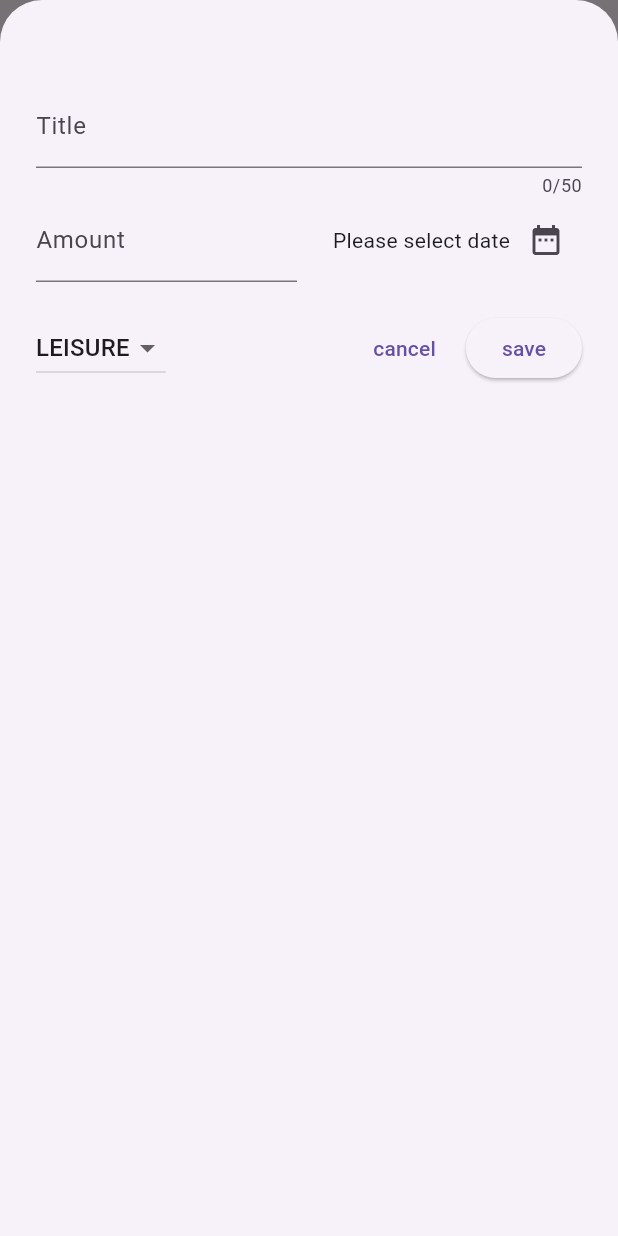
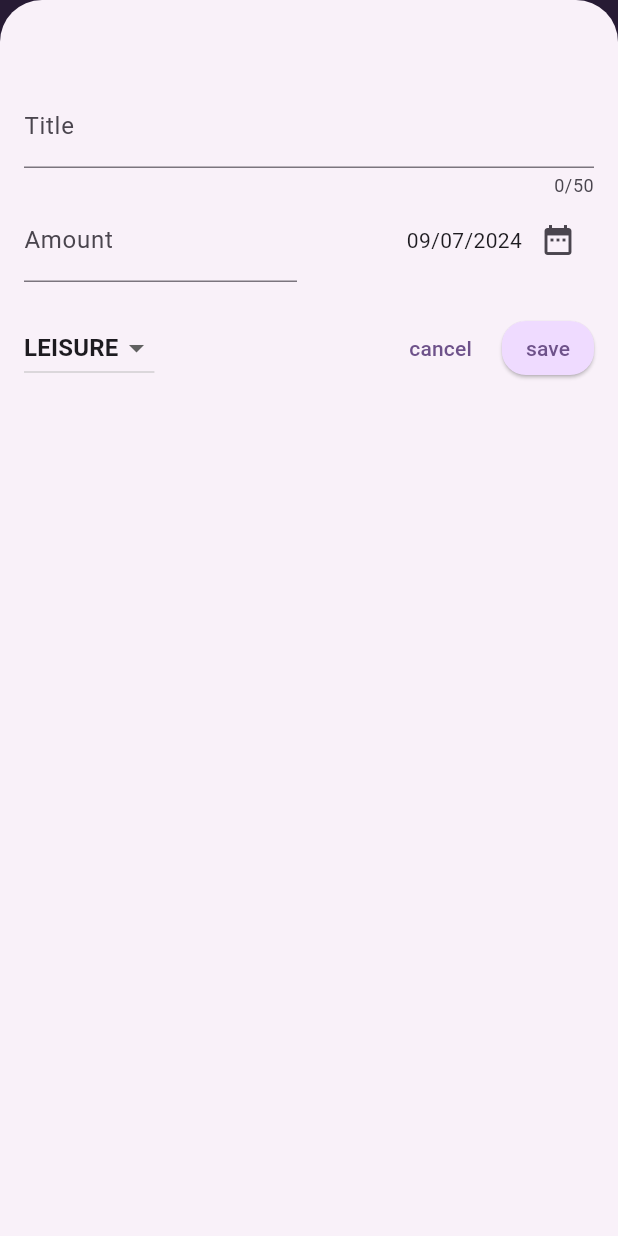
Before and after one commit to shino369/flutter-starter-pack, a Flutter app: the screen it shows after launch, after a tap on the "add" icon, on a phone screen of 412 x 824 dp. Run offline on Flutter 3.47's test engine with Material 3 defaults, Android fonts, the phone set to English and light mode, and no system bars; our stand-ins replace google_fonts.

Commit message:
feat: added all major features

```diff
--- /dev/null
+++ b/expense_tracker/lib/Widgets/chart/chart.dart
@@ -0,0 +1,95 @@
+import 'package:expense_tracker/model/expense.dart';
+import 'package:expense_tracker/widgets/chart/chart_bar.dart';
+import 'package:flutter/material.dart';
+
+
+class Chart extends StatelessWidget {
+  const Chart({super.key, required this.expenses});
+
+  final List<Expense> expenses;
+
+  List<ExpenseBucket> get buckets {
+    return [
+      ExpenseBucket.forCategory(expenses, Category.food),
+      ExpenseBucket.forCategory(expenses, Category.leisure),
+      ExpenseBucket.forCategory(expenses, Category.travel),
+      ExpenseBucket.forCategory(expenses, Category.work),
+    ];
+  }
+
+  double get maxTotalExpense {
+    double maxTotalExpense = 0;
+
+    for (final bucket in buckets) {
+      if (bucket.totalExpenses > maxTotalExpense) {
+        maxTotalExpense = bucket.totalExpenses;
+      }
+    }
+
+    return maxTotalExpense;
+  }
+
+  @override
+  Widget build(BuildContext context) {
+    final isDarkMode =
+        MediaQuery.of(context).platformBrightness == Brightness.dark;
+    return Container(
+      margin: const EdgeInsets.symmetric(horizontal: 8, vertical: 16),
+      padding: const EdgeInsets.symmetric(
+        vertical: 16,
+        horizontal: 8,
+      ),
+      width: double.infinity,
+      height: 180,
+      decoration: BoxDecoration(
+        borderRadius: BorderRadius.circular(8),
+        gradient: LinearGradient(
+          colors: [
+            Theme.of(context).colorScheme.primary.withOpacity(0.3),
+            Theme.of(context).colorScheme.primary.withOpacity(0.0)
+          ],
+          begin: Alignment.bottomCenter,
+          end: Alignment.topCenter,
+        ),
+      ),
+      child: Column(
+        children: [
+          Expanded(
+            child: Row(
+              crossAxisAlignment: CrossAxisAlignment.end,
+              children: [
+                for (final bucket in buckets) // alternative to map()
+                  ChartBar(
+                    fill: bucket.totalExpenses == 0
+                        ? 0
+                        : bucket.totalExpenses / maxTotalExpense,
+                  )
+              ],
+            ),
+          ),
+          const SizedBox(height: 12),
+          Row(
+            children: buckets
+                .map(
+                  (bucket) => Expanded(
+                    child: Padding(
+                      padding: const EdgeInsets.symmetric(horizontal: 4),
+                      child: Icon(
+                        categoryIcons[bucket.category],
+                        color: isDarkMode
+                            ? Theme.of(context).colorScheme.secondary
+                            : Theme.of(context)
+                                .colorScheme
+                                .primary
+                                .withOpacity(0.7),
+                      ),
+                    ),
+                  ),
+                )
+                .toList(),
+          )
+        ],
+      ),
+    );
+  }
+}
--- /dev/null
+++ b/expense_tracker/lib/Widgets/chart/chart_bar.dart
@@ -0,0 +1,35 @@
+import 'package:flutter/material.dart';
+
+class ChartBar extends StatelessWidget {
+  const ChartBar({
+    super.key,
+    required this.fill,
+  });
+
+  final double fill;
+
+  @override
+  Widget build(BuildContext context) {
+    final isDarkMode =
+        MediaQuery.of(context).platformBrightness == Brightness.dark;
+    return Expanded(
+      child: Padding(
+        padding: const EdgeInsets.symmetric(horizontal: 4),
+        child: FractionallySizedBox(
+          heightFactor: fill,
+          widthFactor: 0.75,
+          child: DecoratedBox(
+            decoration: BoxDecoration(
+              shape: BoxShape.rectangle,
+              borderRadius:
+                  const BorderRadius.vertical(top: Radius.circular(8)),
+              color: isDarkMode
+                  ? Theme.of(context).colorScheme.secondary
+                  : Theme.of(context).colorScheme.primary.withOpacity(0.65),
+            ),
+          ),
+        ),
+      ),
+    );
+  }
+}
--- a/expense_tracker/lib/Widgets/expense_list/expense_item.dart
+++ b/expense_tracker/lib/Widgets/expense_list/expense_item.dart
@@ -11,12 +11,16 @@ class ExpenseItem extends StatelessWidget {
     return Card(
       child: Padding(
         padding: const EdgeInsets.symmetric(
-          horizontal: 20,
+          horizontal: 16,
           vertical: 16,
         ),
         child: Column(
+          crossAxisAlignment: CrossAxisAlignment.start,
           children: [
-            Text(expense.title),
+            Text(
+              expense.title,
+              style: Theme.of(context).textTheme.titleMedium,
+            ),
             const SizedBox(
               height: 10,
             ),
--- a/expense_tracker/lib/Widgets/expense_list/expenses_list.dart
+++ b/expense_tracker/lib/Widgets/expense_list/expenses_list.dart
@@ -3,15 +3,48 @@ import 'package:expense_tracker/model/expense.dart';
 import 'package:flutter/material.dart';
 
 class ExpensesList extends StatelessWidget {
-  const ExpensesList({super.key, required this.expenses});
+  const ExpensesList(
+      {super.key, required this.expenses, required this.onDismissed});
 
   final List<Expense> expenses;
+  final void Function(Expense expense) onDismissed;
 
   @override
   Widget build(BuildContext context) {
     return ListView.builder(
       itemCount: expenses.length,
-      itemBuilder: (context, index) => ExpenseItem(expense: expenses[index]),
+      itemBuilder: (context, index) => Dismissible(
+          background: Card(
+            color: Theme.of(context).colorScheme.error.withOpacity(0.8),
+            child: const Padding(
+              padding: EdgeInsets.symmetric(horizontal: 8, vertical: 4),
+              child: Row(
+                children: [
+                  RotatedBox(
+                    quarterTurns: 135,
+                    child: Text(
+                      'DELETE',
+                      style: TextStyle(color: Colors.white),
+                    ),
+                  ),
+                  Spacer(),
+                  RotatedBox(
+                    quarterTurns: 45,
+                    child: Text(
+                      'DELETE',
+                      style: TextStyle(color: Colors.white),
+                    ),
+                  ),
+                ],
+              ),
+            ),
+          ),
+          key: ValueKey(expenses[index]),
+          onDismissed: (direction) {
+            onDismissed(expenses[index]);
+          },
+          child: ExpenseItem(expense: expenses[index]),
+          ),
     );
   }
 }
--- a/expense_tracker/lib/Widgets/expenses.dart
+++ b/expense_tracker/lib/Widgets/expenses.dart
@@ -1,3 +1,4 @@
+import 'package:expense_tracker/Widgets/chart/chart.dart';
 import 'package:expense_tracker/Widgets/expense_list/expenses_list.dart';
 import 'package:expense_tracker/Widgets/new_expense.dart';
 import 'package:flutter/material.dart';
@@ -29,16 +30,54 @@ class _ExpensesState extends State<Expenses> {
     )
   ];
 
+  void _onAddNewExpense(Expense expense) {
+    setState(() {
+      _registeredExpense.add(expense);
+    });
+  }
+
   void _onAddPressed() {
     showModalBottomSheet(
       context: context,
       isScrollControlled: true,
-      builder: (ctx) => const NewExpense(),
+      builder: (ctx) => NewExpense(onAddExpense: _onAddNewExpense),
     );
+  }
+
+  void _onRemoveExpense(Expense expense) {
+    final expenseIndex = _registeredExpense.indexOf(expense);
+
+    setState(() {
+      _registeredExpense.remove(expense);
+    });
+
+    ScaffoldMessenger.of(context).clearSnackBars();
+    ScaffoldMessenger.of(context).showSnackBar(SnackBar(
+      duration: const Duration(
+        seconds: 5,
+      ),
+      content: const Text('Expense deleted'),
+      action: SnackBarAction(
+          label: 'Undo',
+          onPressed: () {
+            setState(() {
+              _registeredExpense.insert(expenseIndex, expense);
+            });
+          }),
+    ));
   }
 
   @override
   Widget build(BuildContext context) {
+    Widget mainContent = _registeredExpense.isNotEmpty
+        ? ExpensesList(
+            expenses: _registeredExpense,
+            onDismissed: _onRemoveExpense,
+          )
+        : const Center(
+            child: Text('No expenses found.'),
+          );
+
     return Scaffold(
       appBar: AppBar(
         title: const Text('Expense Tracker'),
@@ -48,10 +87,8 @@ class _ExpensesState extends State<Expenses> {
       ),
       body: Column(
         children: [
-          const Text('Expense chart'),
-          Expanded(
-            child: ExpensesList(expenses: _registeredExpense),
-          )
+          Chart(expenses: _registeredExpense),
+          Expanded(child: mainContent),
         ],
       ),
     );
--- a/expense_tracker/lib/Widgets/new_expense.dart
+++ b/expense_tracker/lib/Widgets/new_expense.dart
@@ -1,10 +1,13 @@
 import 'package:expense_tracker/model/expense.dart';
 import 'package:flutter/material.dart';
+import 'package:flutter/services.dart';
 
-const double bottomSheetPadding = 24;
+const double bottomSheetPadding = 16;
 
 class NewExpense extends StatefulWidget {
-  const NewExpense({super.key});
+  const NewExpense({super.key, required this.onAddExpense});
+
+  final void Function(Expense expense) onAddExpense;
 
   @override
   State<NewExpense> createState() {
@@ -15,14 +18,14 @@ class NewExpense extends StatefulWidget {
 class _NewExpenseState extends State<NewExpense> {
   final _titleController = TextEditingController();
   final _amountController = TextEditingController();
-  DateTime? _selectedDate;
+  DateTime? _selectedDate = DateTime.now();
   Category? _selectedCategory = Category.leisure;
 
   // void onTitleChange(String value) {
   //   print(value);
   // }
 
-  Future<void> onCalendarPressed() async {
+  Future<void> _onCalendarPressed() async {
     final now = DateTime.now();
     final selected = await showDatePicker(
       context: context,
@@ -40,7 +43,7 @@ class _NewExpenseState extends State<NewExpense> {
     });
   }
 
-  void onCategoryChanged(Category? value) {
+  void _onCategoryChanged(Category? value) {
     if (value == null) {
       return;
     }
@@ -48,6 +51,42 @@ class _NewExpenseState extends State<NewExpense> {
     setState(() {
       _selectedCategory = value;
     });
+  }
+
+  void _onSubmit() {
+    final text = _titleController.text.trim();
+    final amount = double.tryParse(_amountController.text);
+    print('amount: $amount');
+    final isAmountValid = amount != null && amount > 0;
+    if (text.isEmpty || !isAmountValid || _selectedDate == null) {
+      // show error
+      showDialog(
+        context: context,
+        builder: (ctx) => AlertDialog(
+          title: const Text('Invalid Input'),
+          content: const Text(
+              'Please make sure a valid amount, date and category was entered.'),
+          actions: [
+            TextButton(
+              onPressed: () {
+                Navigator.pop(context);
+              },
+              child: const Text('OK'),
+            )
+          ],
+        ),
+      );
+
+      return;
+    }
+
+    widget.onAddExpense(Expense(
+      title: _titleController.text.trim(),
+      amount: amount,
+      date: _selectedDate!,
+      category: _selectedCategory!,
+    ));
+    Navigator.pop(context);
   }
 
   @override
@@ -62,6 +101,7 @@ class _NewExpenseState extends State<NewExpense> {
     final String formattedDate = _selectedDate == null
         ? 'Please select date'
         : formatter.format(_selectedDate!);
+
     return Padding(
       padding:
           // const EdgeInsets.all(16),
@@ -89,9 +129,12 @@ class _NewExpenseState extends State<NewExpense> {
                   controller: _amountController,
                   keyboardType: TextInputType.number,
                   decoration: const InputDecoration(
-                    prefixText: '\$ ',
+                    prefixText: '¥',
                     label: Text('Amount'),
                   ),
+                  inputFormatters: [
+                    FilteringTextInputFormatter.allow(RegExp(r"[0-9.]"))
+                  ],
                 ),
               ),
               const SizedBox(
@@ -104,7 +147,7 @@ class _NewExpenseState extends State<NewExpense> {
                   children: [
                     Text(formattedDate),
                     IconButton(
-                      onPressed: onCalendarPressed,
+                      onPressed: _onCalendarPressed,
                       icon: const Icon(Icons.date_range),
                     )
                   ],
@@ -129,7 +172,7 @@ class _NewExpenseState extends State<NewExpense> {
                       ),
                     )
                     .toList(),
-                onChanged: onCategoryChanged,
+                onChanged: _onCategoryChanged,
               ),
               const Spacer(),
               TextButton(
@@ -142,9 +185,7 @@ class _NewExpenseState extends State<NewExpense> {
                 width: 8,
               ),
               ElevatedButton(
-                onPressed: () {
-                  // print(_titleController.text);
-                },
+                onPressed: _onSubmit,
                 child: const Text('save'),
               ),
             ],
--- a/expense_tracker/lib/main.dart
+++ b/expense_tracker/lib/main.dart
@@ -1,10 +1,73 @@
 import 'package:flutter/material.dart';
 import 'package:expense_tracker/Widgets/expenses.dart';
+
+var kColorScheme = ColorScheme.fromSeed(
+  seedColor: const Color.fromARGB(108, 187, 137, 240),
+);
+
+var kDarkColorScheme = ColorScheme.fromSeed(
+  brightness: Brightness.dark,
+  seedColor: const Color.fromARGB(159, 255, 215, 94),
+);
 
 void main() {
   runApp(
     MaterialApp(
-      theme: ThemeData(useMaterial3: true),
+      darkTheme: ThemeData.dark().copyWith(
+        colorScheme: kDarkColorScheme,
+        elevatedButtonTheme: ElevatedButtonThemeData(
+          style: ElevatedButton.styleFrom(
+            backgroundColor: kDarkColorScheme.primaryContainer,
+            foregroundColor: kDarkColorScheme.onPrimaryContainer,
+            minimumSize: Size.zero,
+            shape: const RoundedRectangleBorder(
+              borderRadius: BorderRadius.all(
+                Radius.circular(16),
+              ),
+            ),
+            padding: const EdgeInsets.symmetric(
+              horizontal: 16,
+              vertical: 8,
+            ),
+          ),
+        ),
+      ),
+      theme: ThemeData().copyWith(
+        colorScheme: kColorScheme,
+        appBarTheme: const AppBarTheme().copyWith(
+          backgroundColor: kColorScheme.onPrimaryContainer,
+          foregroundColor: kColorScheme.primaryContainer,
+        ),
+        cardTheme: const CardTheme().copyWith(
+          color: kColorScheme.secondaryContainer,
+          margin: const EdgeInsets.symmetric(horizontal: 8, vertical: 4),
+        ),
+        elevatedButtonTheme: ElevatedButtonThemeData(
+          style: ElevatedButton.styleFrom(
+            backgroundColor: kColorScheme.primaryContainer,
+            minimumSize: Size.zero,
+            shape: const RoundedRectangleBorder(
+              borderRadius: BorderRadius.all(
+                Radius.circular(16),
+              ),
+            ),
+            padding: const EdgeInsets.symmetric(
+              horizontal: 16,
+              vertical: 8,
+            ),
+          ),
+        ),
+        textTheme: ThemeData().textTheme.copyWith(
+            titleLarge: TextStyle(
+              fontWeight: FontWeight.bold,
+              color: kColorScheme.onSecondaryContainer,
+              fontSize: 16,
+            ),
+            titleMedium: ThemeData().textTheme.titleMedium?.copyWith(
+                  fontWeight: FontWeight.bold,
+                )),
+      ),
+      themeMode: ThemeMode.system,
       home: const Expenses(),
     ),
   );
--- a/expense_tracker/lib/model/expense.dart
+++ b/expense_tracker/lib/model/expense.dart
@@ -37,3 +37,16 @@ class Expense {
     return formatter.format(date);
   }
 }
+
+class ExpenseBucket {
+  const ExpenseBucket({required this.category, required this.expenses});
+
+  ExpenseBucket.forCategory(List<Expense> allExpenses, this.category)
+      : expenses =
+            allExpenses.where((exp) => exp.category == category).toList();
+
+  final Category category;
+  final List<Expense> expenses;
+
+  double get totalExpenses => expenses.fold(0, (acc, exp) => acc + exp.amount);
+}
```
